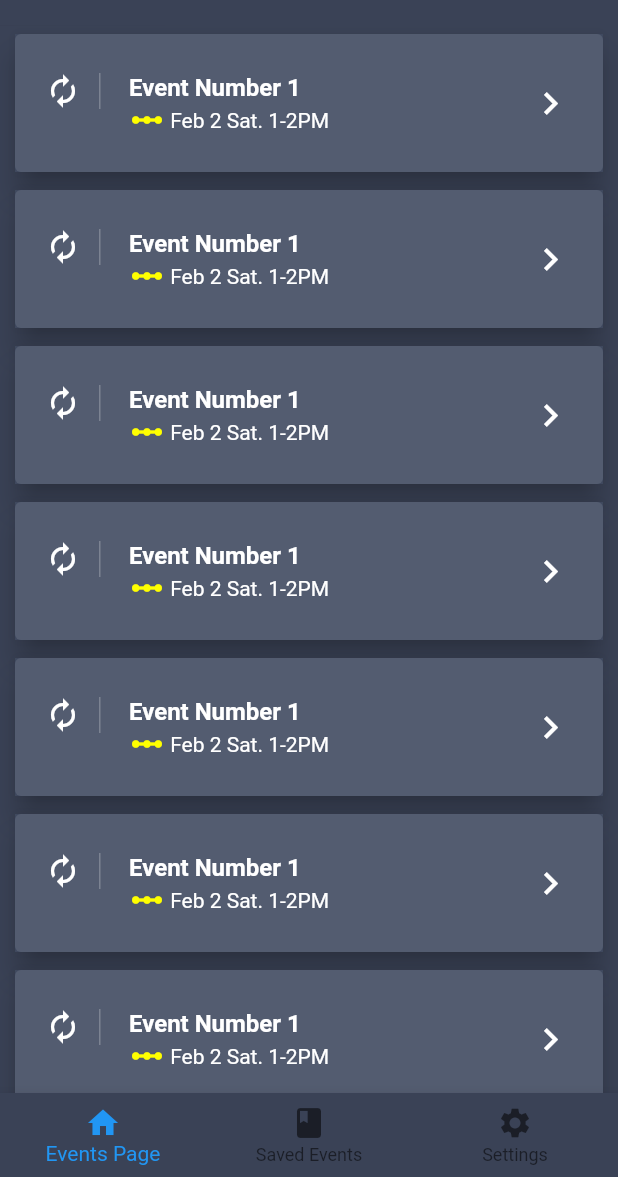
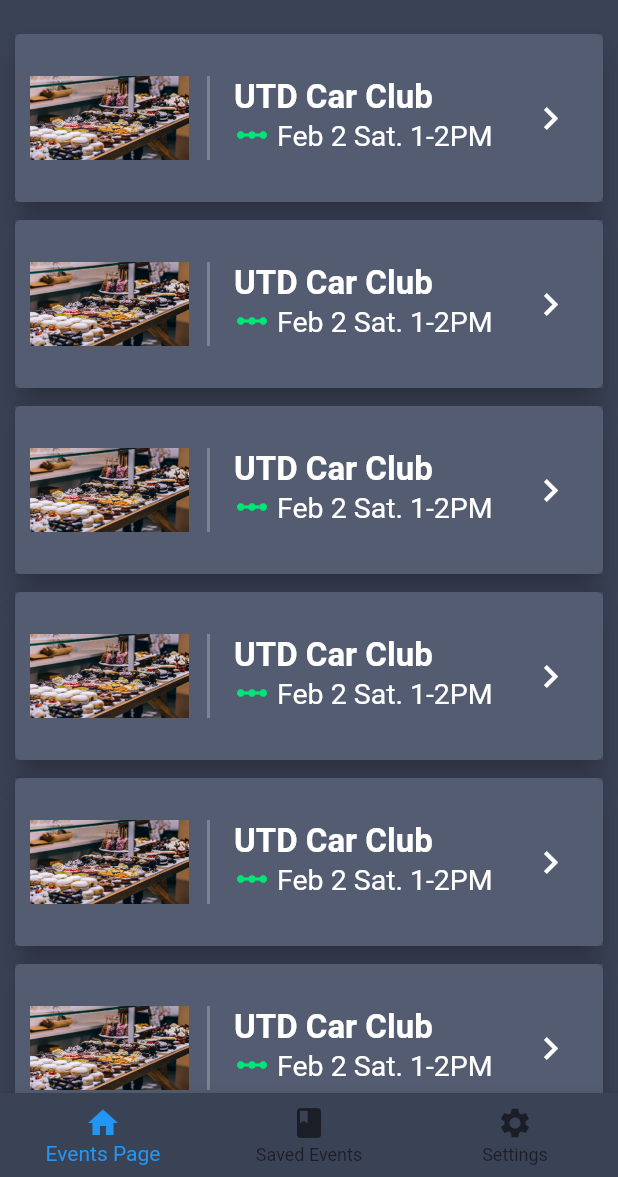
Before and after one commit to KenAsawa/CarMeets, a Flutter app: the screen it shows after launch, on a phone screen of 412 x 824 dp, the part 59-1236 px from its top. Run offline on Flutter 3.47's test engine with Material 2 defaults, Android fonts, the phone set to English and light mode, and no system bars.

Commit message:
List View

```diff
--- a/lib/event_list.dart
+++ b/lib/event_list.dart
@@ -35,30 +35,32 @@ class EventList extends StatelessWidget {
 
   Widget buildListTile(BuildContext context) {
     return ListTile(
-      contentPadding: EdgeInsets.symmetric(horizontal: 20.0, vertical: 10.0),
+      contentPadding: EdgeInsets.fromLTRB(10, 20, 20, 20),
       leading: Container(
         padding: EdgeInsets.only(right: 12.0),
         decoration: BoxDecoration(
             border:
-                Border(right: BorderSide(width: 1.0, color: Colors.white24))),
-        child: Icon(
-          Icons.autorenew,
-          color: Colors.white,
+                Border(right: BorderSide(width: 2.0, color: Colors.white24))),
+        child: Image.asset(
+          "assets/images/food.jpg",
+          fit: BoxFit.cover,
         ),
+        width: 120.0,
+        height: 90.0,
       ),
       title: Text(
-        "Event Number 1",
-        style: TextStyle(color: Colors.white, fontWeight: FontWeight.bold),
+        "UTD Car Club",
+        style: TextStyle(color: Colors.white, fontWeight: FontWeight.bold, fontSize: 22.0),
       ),
       subtitle: Row(
         children: <Widget>[
           Icon(
             Icons.linear_scale,
-            color: Colors.yellowAccent,
+            color: Colors.greenAccent[400],
           ),
           Text(
             " Feb 2 Sat. 1-2PM",
-            style: TextStyle(color: Colors.white),
+            style: TextStyle(color: Colors.white, fontSize: 19.0),
           )
         ],
       ),
```
